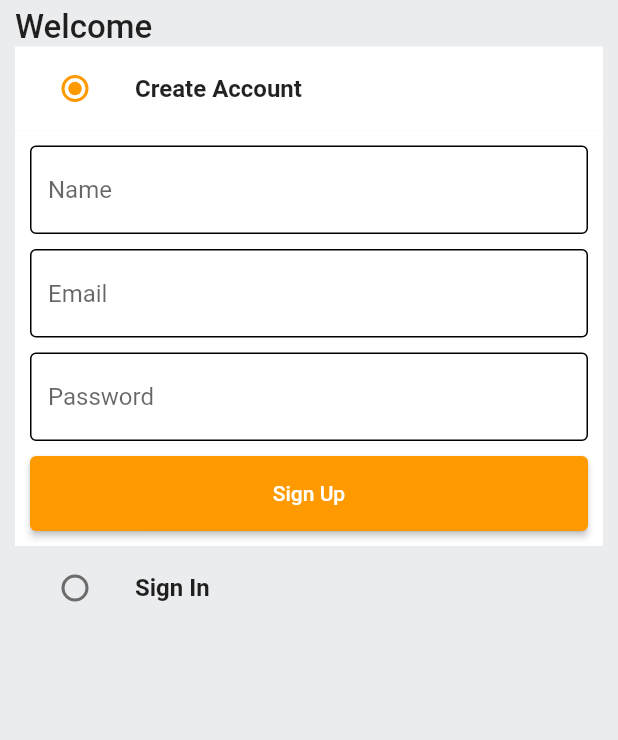
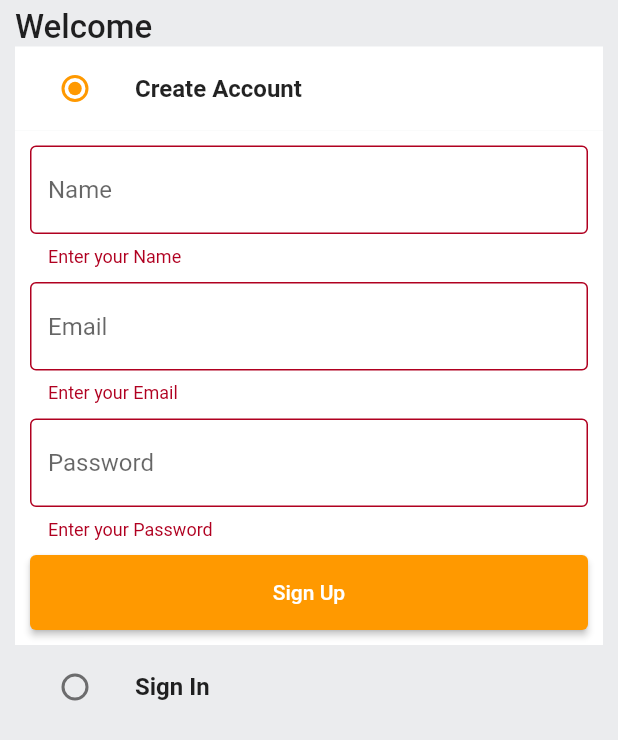
Before and after one commit to mustafasmnc/Amazon_Clone, a Flutter app: the screen it shows after launch, after a tap on "Sign Up", on a phone screen of 412 x 824 dp. Shown: the top 740 px of the screen. Run offline on Flutter 3.47's test engine with Material 2 defaults, Android fonts, the phone set to English and light mode, and no system bars.

Commit message:
ConnectSignUpRouteWithClientSide,TextFieldValidate

```diff
--- a/lib/common/widgets/custom_textfield.dart
+++ b/lib/common/widgets/custom_textfield.dart
@@ -10,14 +10,18 @@ class CustomTextField extends StatelessWidget {
   @override
   Widget build(BuildContext context) {
     return TextFormField(
-      controller: controller,
-      decoration: InputDecoration(
-          hintText: hintText,
-          border:
-              OutlineInputBorder(borderSide: BorderSide(color: Colors.black)),
-          enabledBorder:
-              OutlineInputBorder(borderSide: BorderSide(color: Colors.black))),
-      validator: (val) {},
-    );
+        controller: controller,
+        decoration: InputDecoration(
+            hintText: hintText,
+            border:
+                OutlineInputBorder(borderSide: BorderSide(color: Colors.black)),
+            enabledBorder: OutlineInputBorder(
+                borderSide: BorderSide(color: Colors.black))),
+        validator: (val) {
+          if (val == null || val.isEmpty) {
+            return 'Enter your $hintText';
+          }
+          return null;
+        });
   }
 }
--- a/lib/constants/global_variables.dart
+++ b/lib/constants/global_variables.dart
@@ -1,6 +1,6 @@
 import 'package:flutter/material.dart';
 
-String uri = 'http://<yourip>:3000';
+String uri = 'http://192.168.1.105:3000';
 
 class GlobalVariables {
   // COLORS
--- a/lib/features/auth/screens/auth_screen.dart
+++ b/lib/features/auth/screens/auth_screen.dart
@@ -1,6 +1,7 @@
 import 'package:amazon_clone/common/widgets/custom_button.dart';
 import 'package:amazon_clone/common/widgets/custom_textfield.dart';
 import 'package:amazon_clone/constants/global_variables.dart';
+import 'package:amazon_clone/features/auth/services/auth_service.dart';
 import 'package:flutter/material.dart';
 import 'package:flutter/src/foundation/key.dart';
 import 'package:flutter/src/widgets/framework.dart';
@@ -22,6 +23,8 @@ class _AuthScreenState extends State<AuthScreen> {
   Auth _auth = Auth.signup;
   final _signUpFormKey = GlobalKey<FormState>();
 
+  final AuthService authService = AuthService();
+
   final TextEditingController _emailController = TextEditingController();
   final TextEditingController _passwordController = TextEditingController();
   final TextEditingController _nameController = TextEditingController();
@@ -32,6 +35,15 @@ class _AuthScreenState extends State<AuthScreen> {
     _emailController.dispose();
     _passwordController.dispose();
     _nameController.dispose();
+  }
+
+  void signUpUser() {
+    authService.signUpUser(
+      context: context,
+      email: _emailController.text,
+      password: _passwordController.text,
+      name: _nameController.text,
+    );
   }
 
   @override
@@ -90,7 +102,13 @@ class _AuthScreenState extends State<AuthScreen> {
                           hintText: 'Password',
                         ),
                         SizedBox(height: 10),
-                        CustomButton(text: 'Sign Up', onTap: () {})
+                        CustomButton(
+                            text: 'Sign Up',
+                            onTap: () {
+                              if (_signUpFormKey.currentState!.validate()) {
+                                signUpUser();
+                              }
+                            })
                       ],
                     )),
               ),
--- /dev/null
+++ b/lib/features/auth/services/auth_service.dart
@@ -0,0 +1,46 @@
+import 'package:amazon_clone/constants/error_handling.dart';
+import 'package:amazon_clone/constants/global_variables.dart';
+import 'package:amazon_clone/constants/utils.dart';
+import 'package:amazon_clone/models/user.dart';
+import 'package:flutter/cupertino.dart';
+import 'package:http/http.dart' as http;
+
+class AuthService {
+  //sign up user
+  void signUpUser({
+    required BuildContext context,
+    required String email,
+    required String password,
+    required String name,
+  }) async {
+    try {
+      User user = User(
+        id: '',
+        name: name,
+        email: email,
+        password: password,
+        type: '',
+        address: '',
+        token: '',
+      );
+
+      http.Response response = await http.post(
+        Uri.parse('$uri/api/signup'),
+        body: user.toJson(),
+        headers: <String, String>{
+          'Content-Type': 'application/json; charset=UTF-8',
+        },
+      );
+
+      httpErrorHandle(
+        response: response,
+        context: context,
+        onSuccess: () {
+          showSnackbar(context, 'Account created! Login with same credentials');
+        },
+      );
+    } catch (e) {
+      showSnackbar(context, e.toString());
+    }
+  }
+}
--- /dev/null
+++ b/lib/models/user.dart
@@ -0,0 +1,49 @@
+import 'dart:convert';
+
+class User {
+  final String id;
+  final String name;
+  final String email;
+  final String password;
+  final String type;
+  final String address;
+  final String token;
+
+  User({
+    required this.id,
+    required this.name,
+    required this.email,
+    required this.password,
+    required this.type,
+    required this.address,
+    required this.token,
+  });
+
+  Map<String, dynamic> toMap() {
+    return {
+      'id': id,
+      'name': name,
+      'email': email,
+      'password': password,
+      'address': address,
+      'type': type,
+      'token': token
+    };
+  }
+
+  factory User.fromMap(Map<String, dynamic> map) {
+    return User(
+      id: map['_id'] ?? '',
+      name: map['name'] ?? '',
+      email: map['email'] ?? '',
+      password: map['password'] ?? '',
+      type: map['type'] ?? '',
+      address: map['address'] ?? '',
+      token: map['token'] ?? '',
+    );
+  }
+
+  String toJson() => json.encode(toMap());
+
+  factory User.fromJson(String source) => User.fromMap(json.decode(source));
+}
--- a/pubspec.yaml
+++ b/pubspec.yaml
@@ -34,6 +34,7 @@ dependencies:
   # The following adds the Cupertino Icons font to your application.
   # Use with the CupertinoIcons class for iOS style icons.
   cupertino_icons: ^1.0.2
+  http: ^0.13.4
 
 dev_dependencies:
   flutter_test:
```
Also changed, not shown: lib/constants/error_handling.dart (added, +25 -0 lines), lib/constants/utils.dart (added, +10 -0 lines), pubspec.lock.
